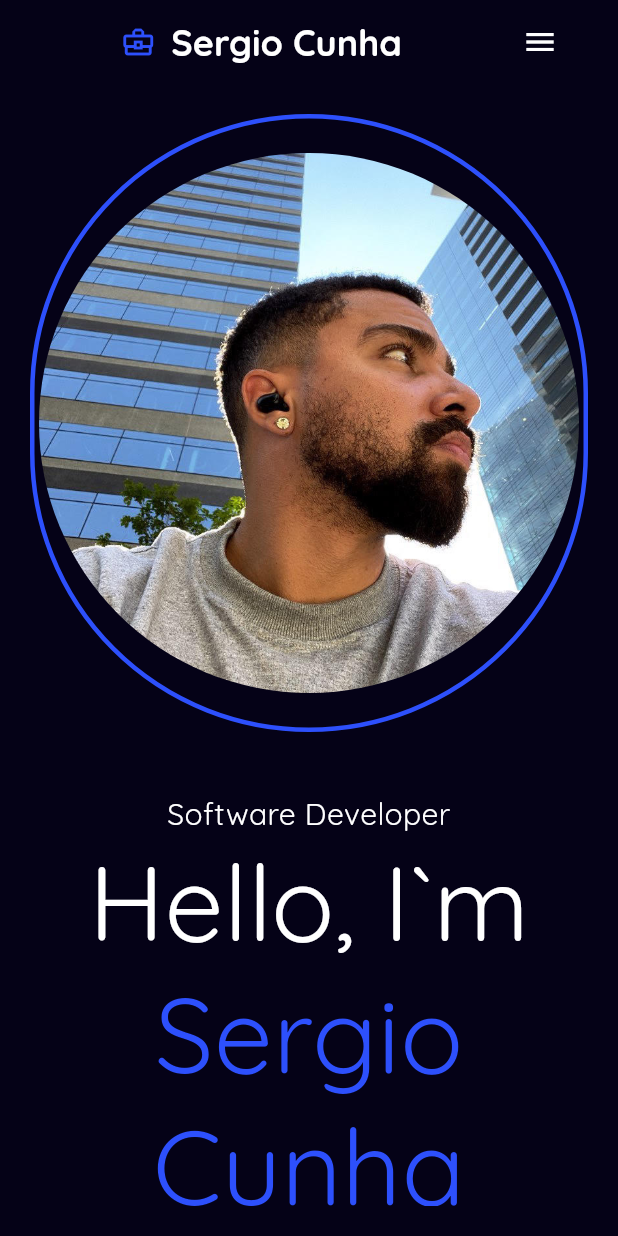
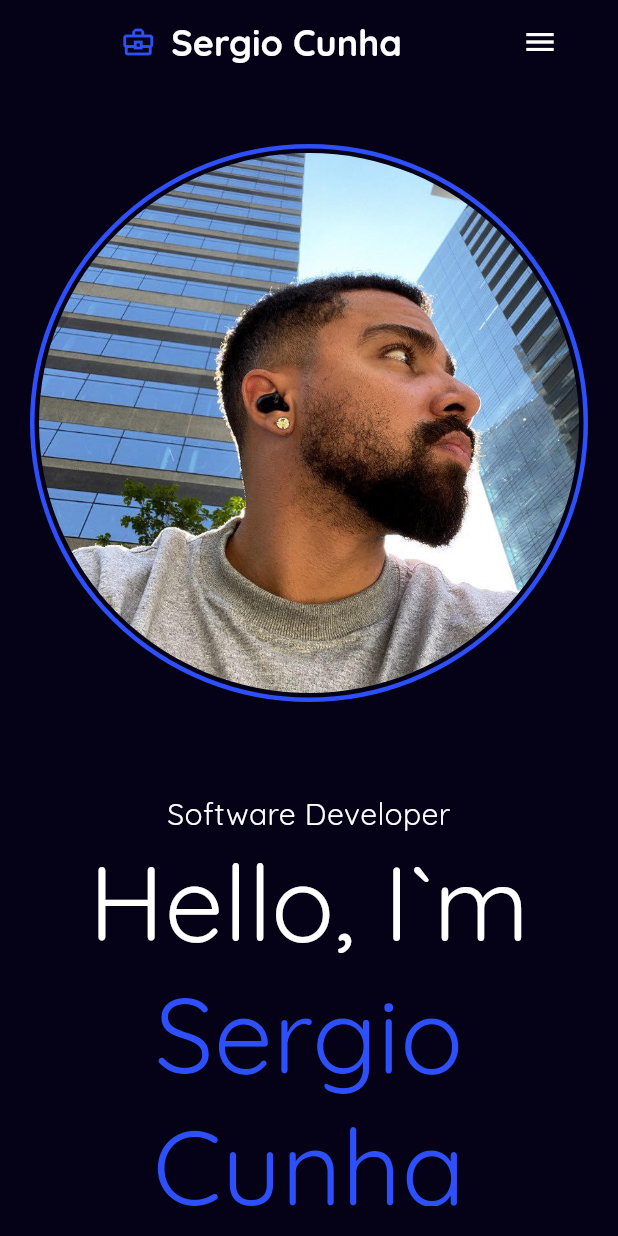
Before and after one commit to zergiocunha/zergiocunha_net, a Flutter app: the screen it shows after launch, on a phone screen of 412 x 824 dp. Run offline on Flutter 3.47's test engine with Material 3 defaults, Android fonts, the phone set to English and light mode, and no system bars; our stand-ins replace google_fonts; missing offline and left inert: dart:js, flutter_animate_on_scroll; generated files the repository leaves out were written again.

Commit message:
Ajuste na borda da imagem

```diff
--- a/lib/layers/presentation/home/home_page.dart
+++ b/lib/layers/presentation/home/home_page.dart
@@ -98,7 +98,7 @@ class HomePage extends StatelessWidget {
                             ),
                             Container(
                               decoration: BoxDecoration(
-                                borderRadius: BorderRadius.circular(200),
+                                shape: BoxShape.circle,
                                 border: Border.all(
                                   color: AppColors.blue,
                                   width: 3,
@@ -130,7 +130,7 @@ class HomePage extends StatelessWidget {
                       children: [
                         Container(
                           decoration: BoxDecoration(
-                            borderRadius: BorderRadius.circular(200),
+                            shape: BoxShape.circle,
                             border: Border.all(
                               color: AppColors.blue,
                               width: 3,
```
